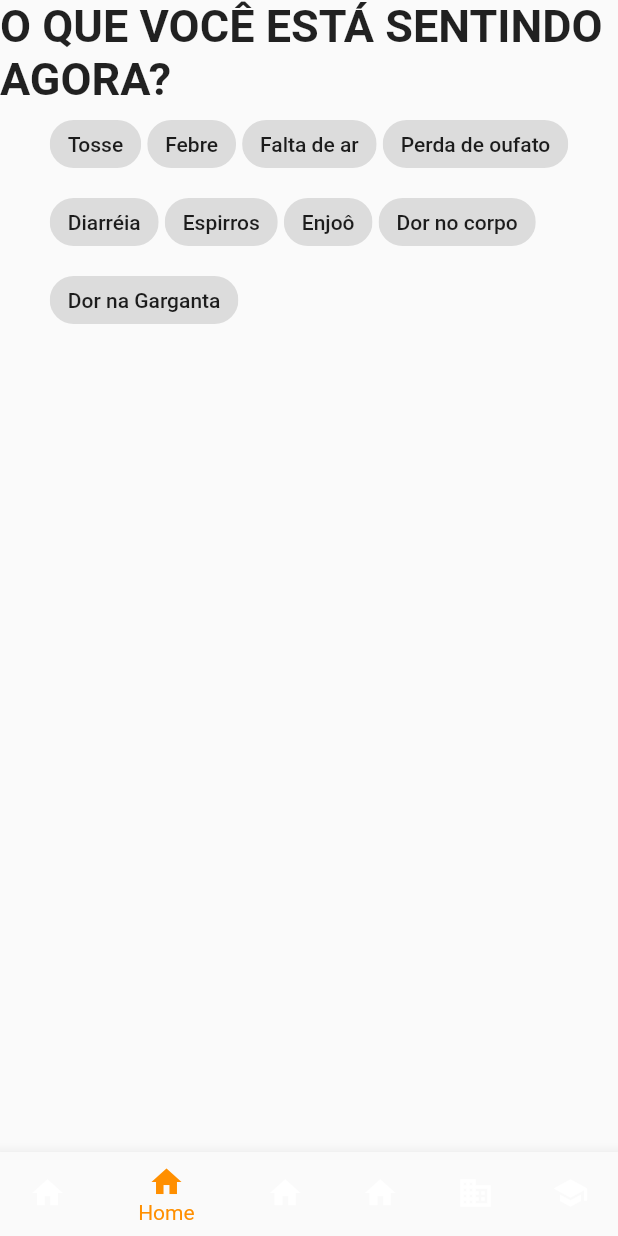
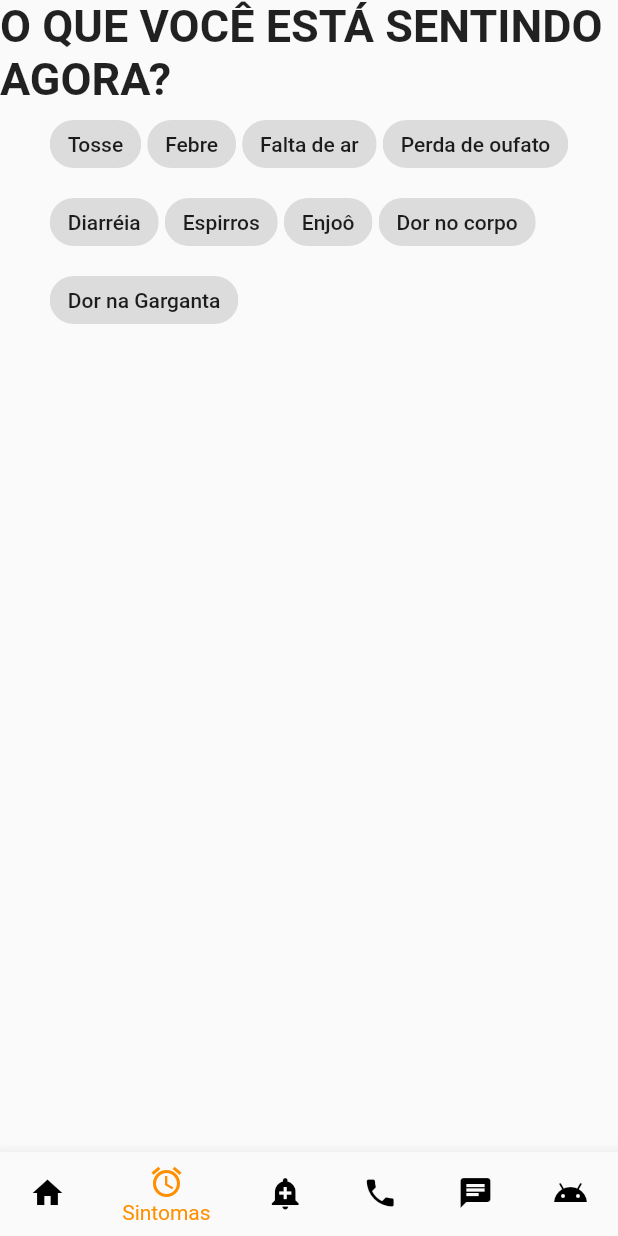
Before and after one commit to InfiniBrains/covid-app, a Flutter app: the AppBody screen opened by its route, item 2 of the bottom bar chosen, on a phone screen of 412 x 824 dp. Run offline on Flutter 3.47's test engine with Material 2 defaults, Android fonts, the phone set to English and light mode, and no system bars; missing offline and left inert: cpfcnpj; network calls fail.

Commit message:
minor style adjust

```diff
--- a/lib/views/appBody.dart
+++ b/lib/views/appBody.dart
@@ -164,34 +164,36 @@ class _AppBody extends State<AppBody> {
   //todo: transformar em topNavBar
   Widget bottomBar(BuildContext context) {
     return BottomNavigationBar(
+      backgroundColor: Colors.blue,
         items: const <BottomNavigationBarItem>[
           BottomNavigationBarItem(
             icon: Icon(Icons.home),
-            title: Text('Home'),
+            title: Text('Perfil'),
           ),
           BottomNavigationBarItem(
-            icon: Icon(Icons.home),
-            title: Text('Home'),
+            icon: Icon(Icons.access_alarm),
+            title: Text('Sintomas'),
           ),
           BottomNavigationBarItem(
-            icon: Icon(Icons.home),
-            title: Text('Home'),
+            icon: Icon(Icons.add_alert),
+            title: Text('Precauções'),
           ),
           BottomNavigationBarItem(
-            icon: Icon(Icons.home),
-            title: Text('Home'),
+            icon: Icon(Icons.phone),
+            title: Text('Telefone'),
           ),
           BottomNavigationBarItem(
-            icon: Icon(Icons.business),
-            title: Text('Business'),
+            icon: Icon(Icons.chat),
+            title: Text('Chat'),
           ),
           BottomNavigationBarItem(
-            icon: Icon(Icons.school),
-            title: Text('School'),
+            icon: Icon(Icons.android),
+            title: Text('Configurações'),
           ),
         ],
         currentIndex: _selectedIndex,
         selectedItemColor: Colors.amber[800],
+        unselectedItemColor: Colors.black,
         onTap: _onItemTapped,
       );
 
```
